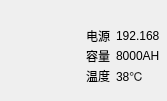
Before: the Qt Designer form component/batterylistform.ui in tech-flyflypig/HQ_Battery, drawn with Qt 5.
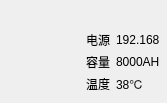
After: the same form once the commit is applied. Icons and pictures are not drawn.

Patch:
```diff
--- a/component/batterylistform.ui
+++ b/component/batterylistform.ui
@@ -51,7 +51,7 @@
    <item>
     <layout class="QVBoxLayout" name="verticalLayout" stretch="1,7">
      <property name="spacing">
-      <number>0</number>
+      <number>4</number>
      </property>
      <item>
       <layout class="QHBoxLayout" name="horizontalLayout" stretch="3,1">
@@ -92,7 +92,7 @@
         <number>6</number>
        </property>
        <property name="verticalSpacing">
-        <number>2</number>
+        <number>4</number>
        </property>
        <property name="bottomMargin">
         <number>0</number>
```
Left out of the diff: 11 changed lines with no effect on the pictures.
